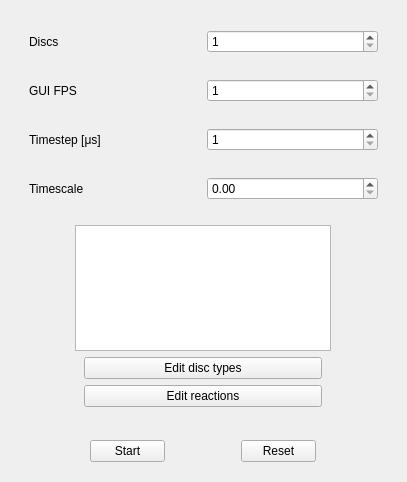
The window that src/libcellgui/widgets/SimulationControlWidget.ui (yannik131/Cell) describes before a commit, drawn with Qt 5.
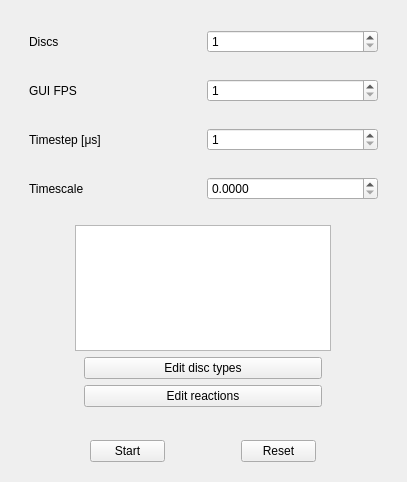
The same window after the commit.

Diff of the .ui file:
```diff
--- a/src/libcellgui/widgets/SimulationControlWidget.ui
+++ b/src/libcellgui/widgets/SimulationControlWidget.ui
@@ -131,6 +131,9 @@
          </item>
          <item>
           <widget class="QDoubleSpinBox" name="timeScaleDoubleSpinBox">
+           <property name="decimals">
+            <number>4</number>
+           </property>
            <property name="singleStep">
             <double>1.000000000000000</double>
            </property>
```
